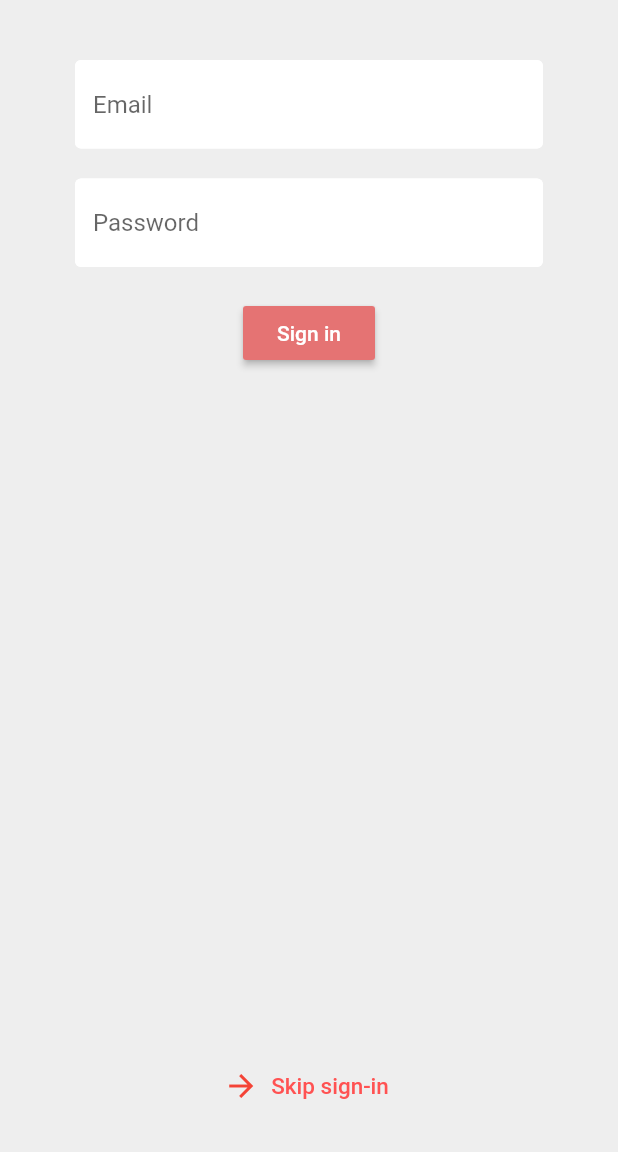
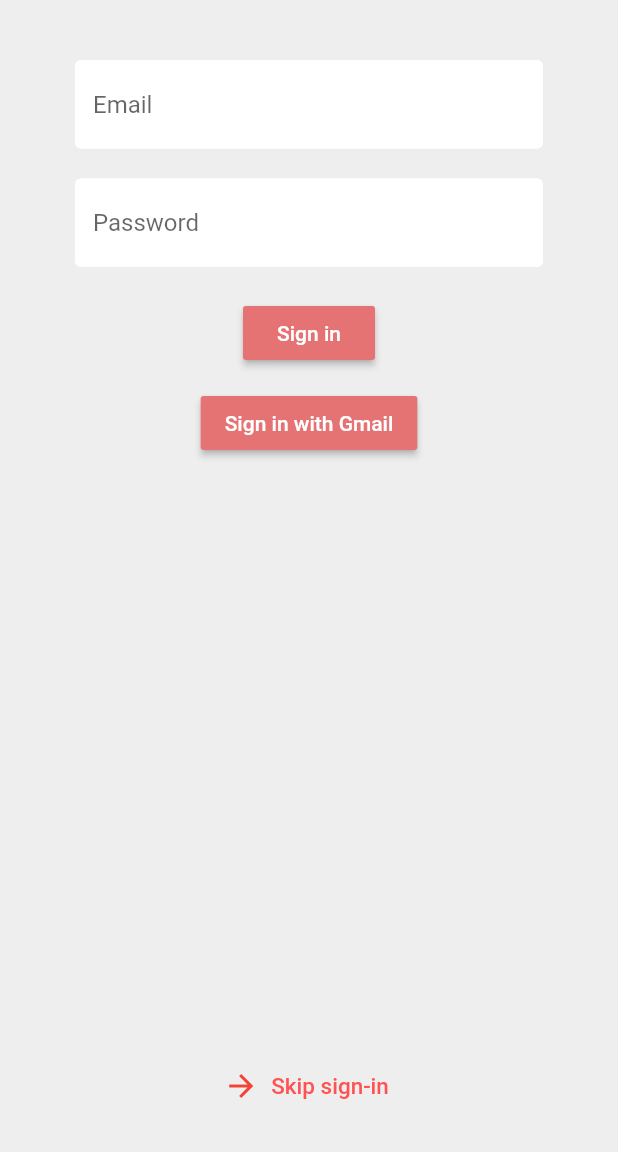
Before and after one commit to Vaibhavck/scanner, a Flutter app: the screen it shows after launch, on a phone screen of 412 x 824 dp, the part 84-1236 px from its top. Run offline on Flutter 3.47's test engine with Material 2 defaults, Android fonts, the phone set to English and light mode, and no system bars; our stand-ins replace cloud_firestore, firebase_auth, firebase_storage, flutter_slidable, flutter_spinkit, google_sign_in and 1 more; missing offline and left inert: multi_image_picker; accounts and stored records are empty.

Commit message:
Gmail sign in not working :(

```diff
--- a/lib/screens/authentication/sign_in.dart
+++ b/lib/screens/authentication/sign_in.dart
@@ -1,7 +1,9 @@
+import 'package:firebase_auth/firebase_auth.dart';
 import 'package:flutter/material.dart';
 import 'package:i_scanner/screens/home/shared/loading.dart';
 import 'package:i_scanner/services/auth.dart';
 import 'package:i_scanner/screens/home/shared/constants.dart';
+import 'package:google_sign_in/google_sign_in.dart';
 
 class SignIn extends StatefulWidget {
   final Function toggleView;
@@ -20,6 +22,31 @@ class _SignInState extends State<SignIn> {
   String email = "";
   String password = "";
   String error = "";
+
+  //google sign in
+  GoogleSignIn _googleSignIn = new GoogleSignIn();
+  FirebaseAuth _authe = FirebaseAuth.instance;
+  FirebaseUser _user;
+
+  bool isSignIn = false;
+
+  Future<void> handleSignIn() async {
+    GoogleSignInAccount googleSignInAccount = await _googleSignIn.signIn();
+    GoogleSignInAuthentication googleSignInAuthentication =
+        await googleSignInAccount.authentication;
+
+    AuthCredential credential = GoogleAuthProvider.getCredential(
+        idToken: googleSignInAuthentication.idToken,
+        accessToken: googleSignInAuthentication.accessToken);
+
+    AuthResult result = (await _authe.signInWithCredential(credential));
+
+    _user = result.user;
+
+    setState(() {
+      isSignIn = true;
+    });
+  }
 
   @override
   Widget build(BuildContext context) {
@@ -91,6 +118,19 @@ class _SignInState extends State<SignIn> {
                       },
                     ),
                     SizedBox(height: 12.0),
+                    RaisedButton(
+                      color: Colors.red[300],
+                      child: Text(
+                        'Sign in with Gmail',
+                        style: TextStyle(
+                          color: Colors.white,
+                        ),
+                      ),
+                      onPressed: () async {
+                        handleSignIn();
+                      },
+                    ),
+                    SizedBox(height: 12.0),
                     Text(
                       error,
                       style: TextStyle(color: Colors.red, fontSize: 14.0),
--- a/pubspec.yaml
+++ b/pubspec.yaml
@@ -31,12 +31,15 @@ dependencies:
   image_picker: ^0.6.7+4
   flutter_slidable: ^0.5.4
   flutter_launcher_icons: ^0.7.5
-  firebase_auth: ^0.16.1
+  firebase_auth:
   cloud_firestore: ^0.13.7
   provider: ^4.3.0
   flutter_spinkit: ^4.1.2+1
   multi_image_picker: ^4.6.7
   firebase_storage: ^3.0.3
+  firebase_core: ^0.4.4
+  google_sign_in: ^4.5.1
+  firebase_ui: ^1.0.8
 
 
 
```
Also changed, not shown: pubspec.lock.
